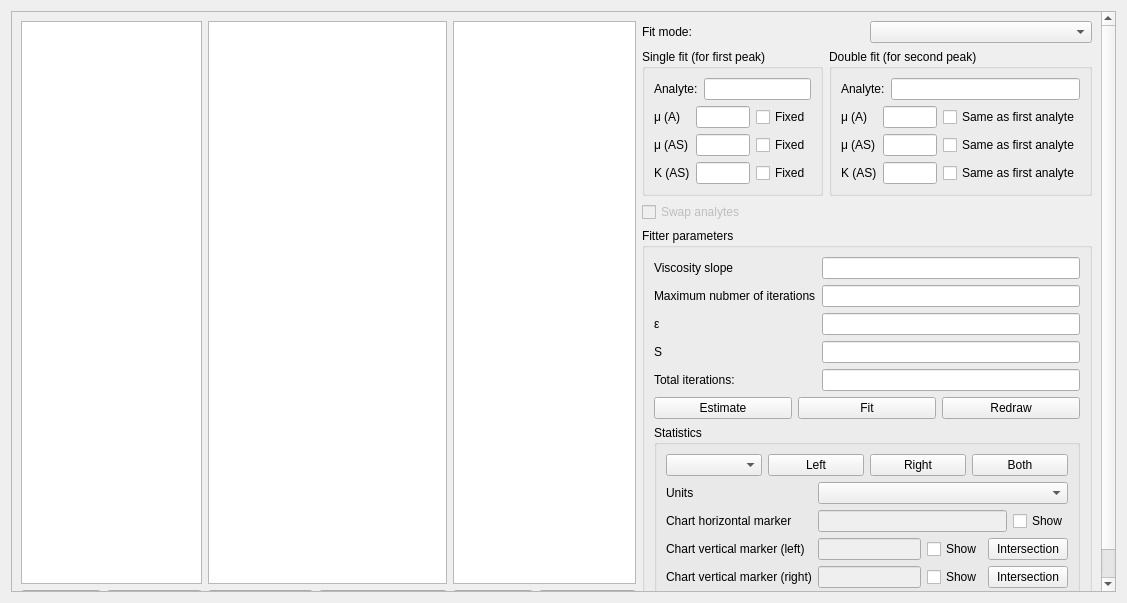
Above: src/gui/hyperbolefitwidget.ui from echmet/CEval before the change. Below: the same form after it.
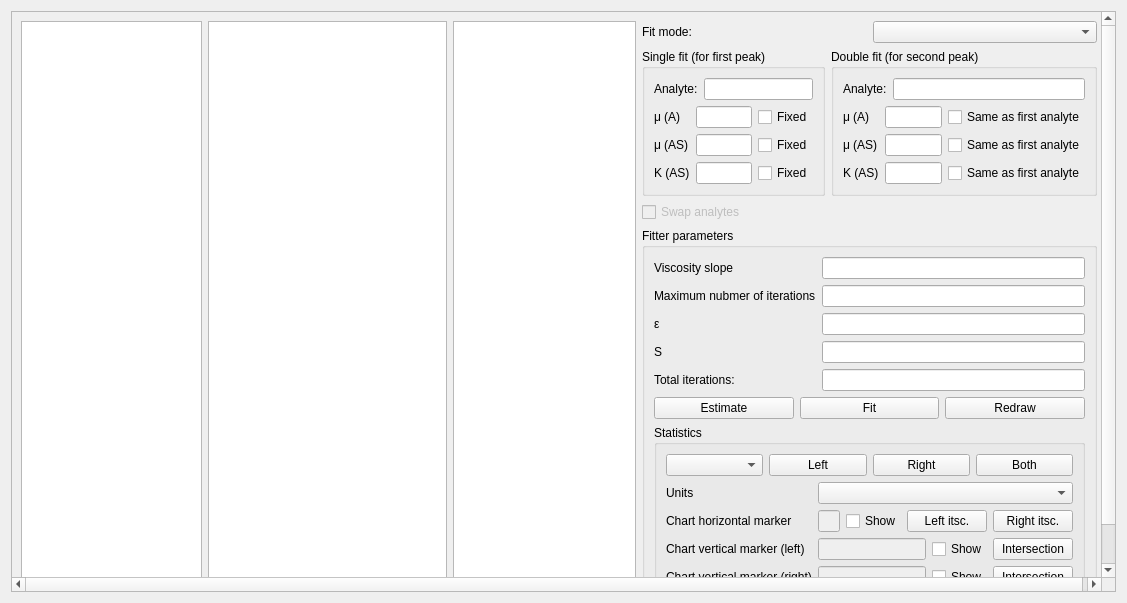
That is the form after the change. Custom widgets are drawn as their Qt base class.

Commit message: Prepare GUI and the underlying infrastructure to allow for calculations of position of the horizontal marker based on the preset positions of vertical markers

What changed in the file:
```diff
--- a/src/gui/hyperbolefitwidget.ui
+++ b/src/gui/hyperbolefitwidget.ui
@@ -25,7 +25,7 @@
         <x>0</x>
         <y>0</y>
         <width>1090</width>
-        <height>588</height>
+        <height>591</height>
        </rect>
       </property>
       <layout class="QHBoxLayout" name="horizontalLayout_8">
@@ -596,6 +596,20 @@
                      </property>
                     </widget>
                    </item>
+                   <item>
+                    <widget class="QPushButton" name="qpb_chartHorizontalMarkerLeftItsc">
+                     <property name="text">
+                      <string>Left itsc.</string>
+                     </property>
+                    </widget>
+                   </item>
+                   <item>
+                    <widget class="QPushButton" name="qpb_chartHorizontalMarkerRightItsc">
+                     <property name="text">
+                      <string>Right itsc.</string>
+                     </property>
+                    </widget>
+                   </item>
                   </layout>
                  </item>
                  <item row="3" column="1">
```
The commit also changes 5 other files.
